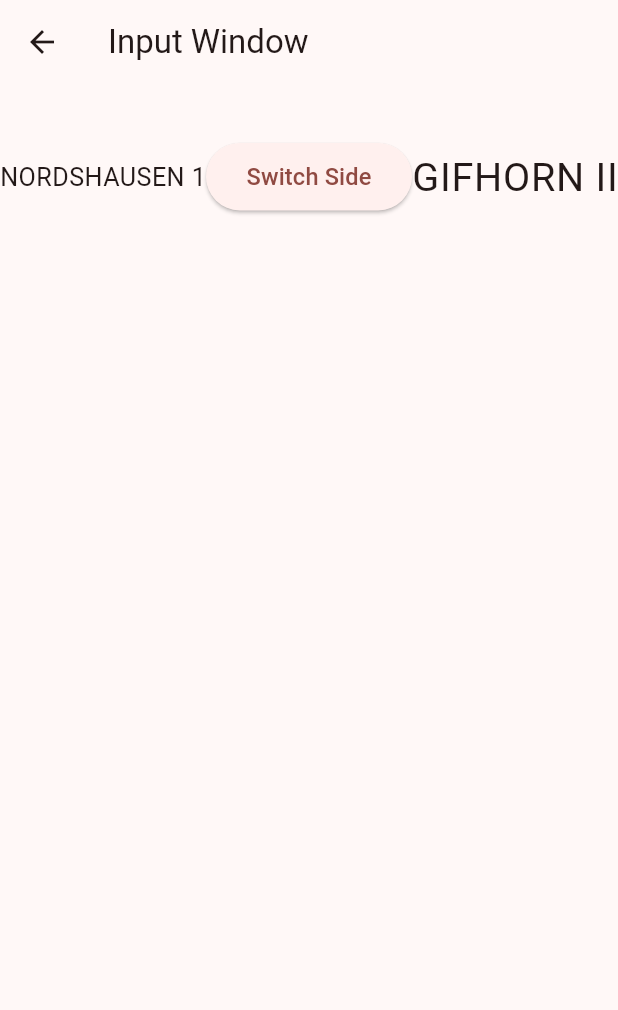
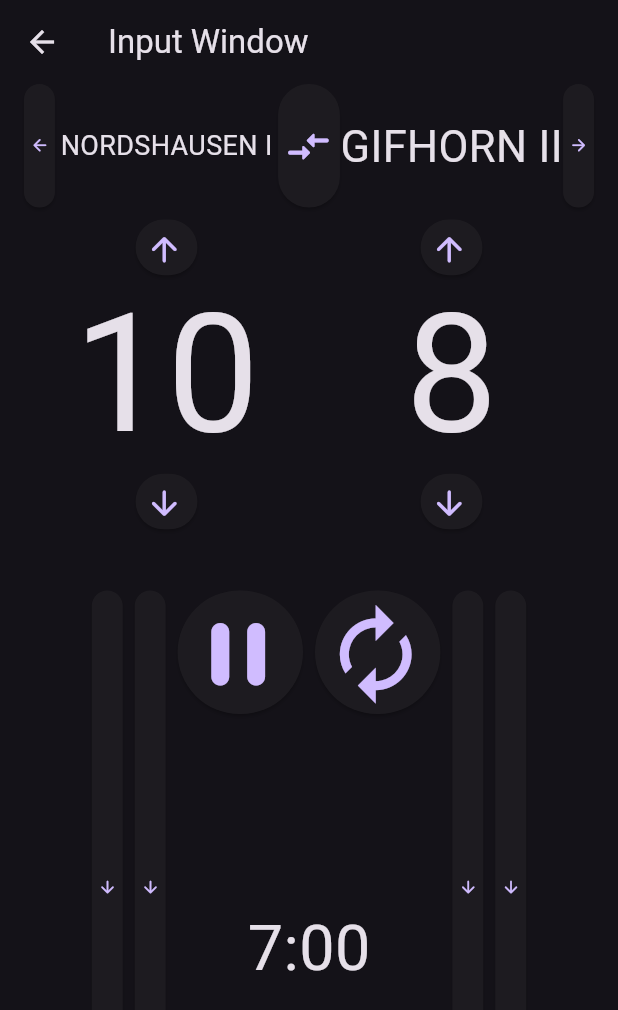
Before and after one commit to mminl-de/interscore, a Flutter app: the screen it shows after launch, after a tap on "Load Input Window", on a phone screen of 412 x 824 dp. Shown: the top 1010 px of the screen. Run offline on Flutter 3.47's test engine with Material 3 defaults, Android fonts, the phone set to English and light mode, and no system bars; drawn by our look-alikes of auto_size_text; missing offline and left inert: desktop_multi_window.

Commit message:
make big progress in InputWindow

```diff
--- a/flutter_rentnerend/lib/input_window.dart
+++ b/flutter_rentnerend/lib/input_window.dart
@@ -1,42 +1,127 @@
 import 'package:flutter/material.dart';
-//import 'package:auto_size_text/auto_size_text.dart';
-//import 'package:flutter_rentnerend/main.dart';
+import 'package:auto_size_text/auto_size_text.dart';
+import 'package:flutter_rentnerend/lib.dart';
 
-class input_window extends StatelessWidget {
-	const input_window({super.key});
+class InputWindow extends StatelessWidget {
+	const InputWindow({super.key});
+
+	Widget blockTeams(double width, double height) {
+		const double paddingHorizontal = 16.0;
+		const double paddingVertical = 0;
+		final switchSideWidth = width * 0.1;
+		final forwardBackwardWidth = width * 0.05;
+		final teamNameWidth = (width-switchSideWidth-forwardBackwardWidth*2-paddingHorizontal*2) / 2;
+
+		final teamsTextGroup = AutoSizeGroup();
+
+		return SizedBox(
+			height: height,
+			width: width,
+			child: Padding(padding: const EdgeInsets.symmetric(horizontal: paddingHorizontal, vertical: paddingVertical), child: Row(
+				children: [
+					SizedBox(
+						width: forwardBackwardWidth,
+						height: height, // use max height
+						child: buttonWithIcon(() {}, Icons.arrow_back_rounded)
+					),
+					SizedBox(
+						width: teamNameWidth,
+						child: Center(child: AutoSizeText("NORDSHAUSEN I", maxLines: 1, group: teamsTextGroup, style: const TextStyle(fontSize: 1000)))
+					),
+					SizedBox(
+						width: switchSideWidth,
+						height: height, // use max height
+						child: buttonWithIcon(() {}, Icons.compare_arrows_rounded)
+					),
+					SizedBox(
+						width: teamNameWidth,
+						child: Center(child: AutoSizeText("GIFHORN II", maxLines: 1, group: teamsTextGroup, style: const TextStyle(fontSize: 1000)))
+					),
+					SizedBox(
+						width: forwardBackwardWidth,
+						height: height, // use max height
+						child: buttonWithIcon(() {}, Icons.arrow_forward_rounded)
+					)
+				]
+			))
+		);
+	}
+
+	Widget blockGoals(double width, double height) {
+		const double paddingHorizontal = 16;
+		const double paddingVertical = 8;
+
+		final buttonWidth = (width * 0.5) * 0.2;
+		final upDownHeight = height * 0.15;
+		final textHeight = height - upDownHeight * 2 - paddingVertical * 2;
+
+		return SizedBox(
+			width: width,
+			height: height,
+			child: Padding(padding: const EdgeInsets.symmetric(horizontal: paddingHorizontal, vertical: paddingVertical),
+				child: Row( children: [
+					Expanded( child: Column(spacing: -(height * 0.05), children:[
+						SizedBox(height: upDownHeight, width: buttonWidth, child: buttonWithIcon(() {}, Icons.arrow_upward_rounded)),
+						SizedBox(height: textHeight, child: Center(child: AutoSizeText("10", maxLines: 1, style: const TextStyle(fontSize: 1000)))),
+						SizedBox(height: upDownHeight, width: buttonWidth, child: buttonWithIcon(() {}, Icons.arrow_downward_rounded)),
+					])),
+					Expanded( child: Column(spacing: -(height * 0.05), children:[
+						SizedBox(height: upDownHeight, width: buttonWidth, child: buttonWithIcon(() {}, Icons.arrow_upward_rounded)),
+						SizedBox(height: textHeight, child: Center(child: AutoSizeText("8", maxLines: 1, style: const TextStyle(fontSize: 1000)))),
+						SizedBox(height: upDownHeight, width: buttonWidth, child: buttonWithIcon(() {}, Icons.arrow_downward_rounded)),
+					])),
+				])
+			)
+		);
+	}
+
+	Widget blockTime(double width, double height) {
+		const double paddingHorizontal = 16;
+		const double paddingVertical = 8;
+
+		final upDownWidth = width * 0.05;
+		final pauseResetHeight = height * 0.2;
+		final textHeight = height - pauseResetHeight - paddingVertical * 2;
+		final pauseResetWidth = width/2 - (upDownWidth * 4 + (paddingHorizontal/2 * 5));
+
+		return SizedBox(
+			width: width,
+			height: height,
+			child: Padding(padding: const EdgeInsets.symmetric(horizontal: paddingHorizontal, vertical: paddingVertical),
+				child: Row(mainAxisAlignment: MainAxisAlignment.center, spacing: paddingHorizontal/2, children: [
+					SizedBox(height: height, width: upDownWidth, child: buttonWithIcon(() {}, Icons.arrow_downward_rounded)),
+					SizedBox(height: height, width: upDownWidth, child: buttonWithIcon(() {}, Icons.arrow_downward_rounded)),
+					Column( children: [
+						Row( spacing: paddingHorizontal/2, children: [
+							SizedBox(height: pauseResetHeight, width: pauseResetWidth, child: buttonWithIcon(() {}, Icons.pause_rounded)),
+							SizedBox(height: pauseResetHeight, width: pauseResetWidth, child: buttonWithIcon(() {}, Icons.autorenew))
+						]),
+						SizedBox(height: textHeight, width: pauseResetWidth, child: Center(child: AutoSizeText("7:00", maxLines: 1, style: const TextStyle(fontSize: 1000)))),
+					]),
+					SizedBox(height: height, width: upDownWidth, child: buttonWithIcon(() {}, Icons.arrow_downward_rounded)),
+					SizedBox(height: height, width: upDownWidth, child: buttonWithIcon(() {}, Icons.arrow_downward_rounded))
+				])
+			)
+		);
+	}
 
 	@override
 	Widget build(BuildContext context) {
 		final screenHeight = MediaQuery.of(context).size.height;
 		final screenWidth = MediaQuery.of(context).size.width;
 
+		final blockTeamsHeight = screenHeight * 0.1;
+		final blockGoalsHeight = screenHeight * 0.3;
+		final blockTimeHeight = screenHeight - blockTeamsHeight - blockGoalsHeight - screenHeight * 0.1;
+
 		return Scaffold(
 			appBar: AppBar(title: const Text('Input Window')),
-			body: SizedBox(
-				height: screenHeight * 0.15,
-				width: screenWidth,
-				child: Row(
-					children: [
-						Expanded(
-							child: FittedBox(
-								fit: BoxFit.fitWidth,
-								child: Text("NORDSHAUSEN 1")
-							)
-						),
-						Expanded(
-							child: FittedBox(
-								fit: BoxFit.fitWidth,
-								child: ElevatedButton(onPressed: () {}, child: Text("Switch Side"))
-							)
-						),
-						Expanded(
-							child: FittedBox(
-								fit: BoxFit.fitWidth,
-								child: Text("GIFHORN II")
-							)
-						),
-					]
-				)
+			body: Column(
+				children: [
+					blockTeams(screenWidth, blockTeamsHeight),
+					blockGoals(screenWidth, blockGoalsHeight),
+					blockTime(screenWidth, blockTimeHeight)
+				]
 			)
 		);
 	}
--- /dev/null
+++ b/flutter_rentnerend/lib/lib.dart
@@ -0,0 +1,10 @@
+import 'package:flutter/material.dart';
+
+Widget buttonWithIcon (void Function() onPressed, IconData icon){
+	const double maxHeight = 10000; // This value should be an unreachable height
+
+	return ElevatedButton(onPressed: onPressed,
+		style: ElevatedButton.styleFrom(padding: const EdgeInsets.symmetric(horizontal: 4, vertical: 4)),
+		child: FittedBox(fit: BoxFit.contain, child: Icon(icon, size: maxHeight))
+	);
+}
--- a/flutter_rentnerend/lib/main.dart
+++ b/flutter_rentnerend/lib/main.dart
@@ -6,26 +6,42 @@ void main() {
 	runApp(const MyApp());
 }
 
-class MyApp extends StatelessWidget {
+class MyApp extends StatefulWidget {
 	const MyApp({super.key});
 
 	// This widget is the root of your application.
 	@override
+	State<MyApp> createState() => _MyAppState();
+}
+
+class _MyAppState extends State<MyApp> {
+	ThemeMode _themeMode = ThemeMode.dark;
+
+	void _toggleTheme() {
+		setState(() {
+			_themeMode = (_themeMode == ThemeMode.dark) ? ThemeMode.light : ThemeMode.dark;
+		});
+	}
+
+	@override
 	Widget build(BuildContext context) {
 		return MaterialApp(
 			title: "Control Window – Interscore",
-			theme: ThemeData(
-				colorScheme: ColorScheme.fromSeed(seedColor: Colors.red),
-			),
-			home: const LaunchWindow(title: "Flutter Demo Home Page"),
+			darkTheme: ThemeData.dark(),
+			themeMode: _themeMode,
+			//theme: ThemeData(
+			//	colorScheme: ColorScheme.fromSeed(seedColor: Colors.red),
+			//),
+			home: LaunchWindow(title: "Flutter Demo Home Page", onToggleTheme: _toggleTheme),
 		);
 	}
 }
 
 class LaunchWindow extends StatefulWidget {
-	const LaunchWindow({super.key, required this.title});
+	const LaunchWindow({super.key, required this.title, required this.onToggleTheme});
 
 	final String title;
+	final VoidCallback onToggleTheme;
 
 	@override
 	State<LaunchWindow> createState() => _LaunchWindowState();
@@ -36,7 +52,9 @@ class _LaunchWindowState extends State<LaunchWindow> {
 	Widget build(BuildContext context) {
 		return Scaffold(
 			body: Center(
-				child: Row (
+				child: Column(
+					children: [
+						Row (
 							children: [
 								ElevatedButton(
 									child: const Text('Load Input Window'),
@@ -44,7 +62,7 @@ class _LaunchWindowState extends State<LaunchWindow> {
 										Navigator.push(
 											context,
 											MaterialPageRoute<void>(
-										builder: (context) => const input_window(),
+												builder: (context) => const InputWindow(),
 											)
 										);
 									},
@@ -70,6 +88,9 @@ class _LaunchWindowState extends State<LaunchWindow> {
 									},
 								)
 							]
+						),
+						ElevatedButton(onPressed: widget.onToggleTheme, child: const Text ("Night"))
+					]
 				)
 			)
 		);
--- a/flutter_rentnerend/pubspec.yaml
+++ b/flutter_rentnerend/pubspec.yaml
@@ -35,6 +35,7 @@ dependencies:
   # Use with the CupertinoIcons class for iOS style icons.
   cupertino_icons: ^1.0.8
   desktop_multi_window: ^0.2.1
+  auto_size_text: ^3.0.0
 
 dev_dependencies:
   flutter_test:
```
Also changed, not shown: flutter_rentnerend/pubspec.lock. Lines whose indentation alone changed are shown as unchanged.
